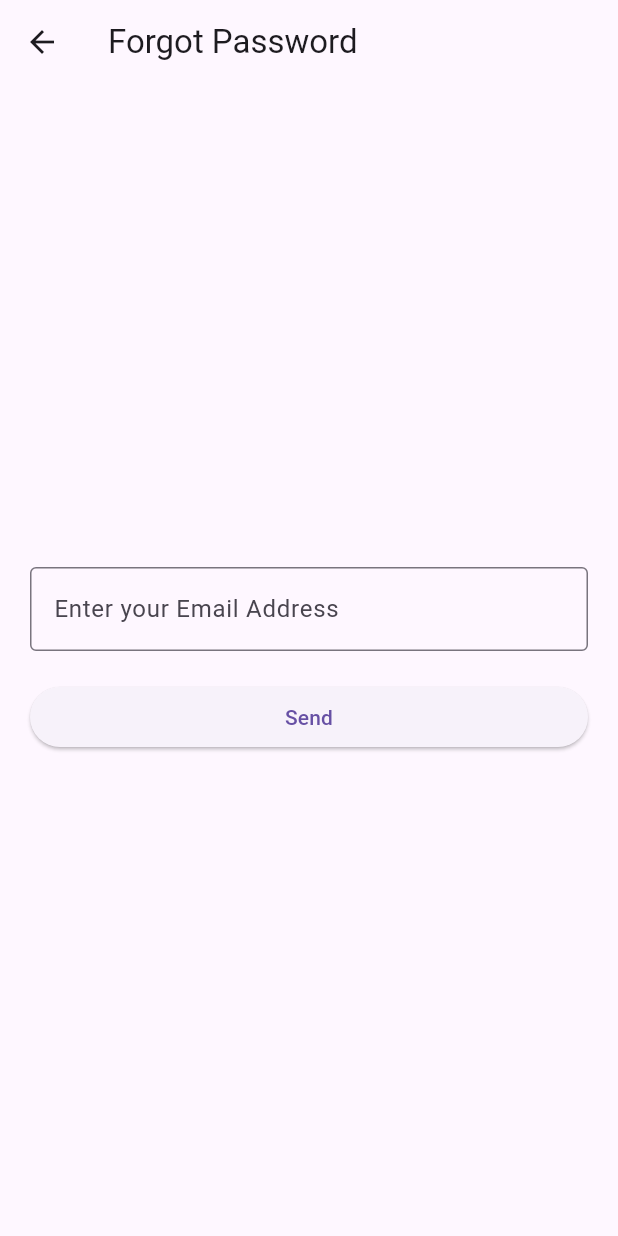
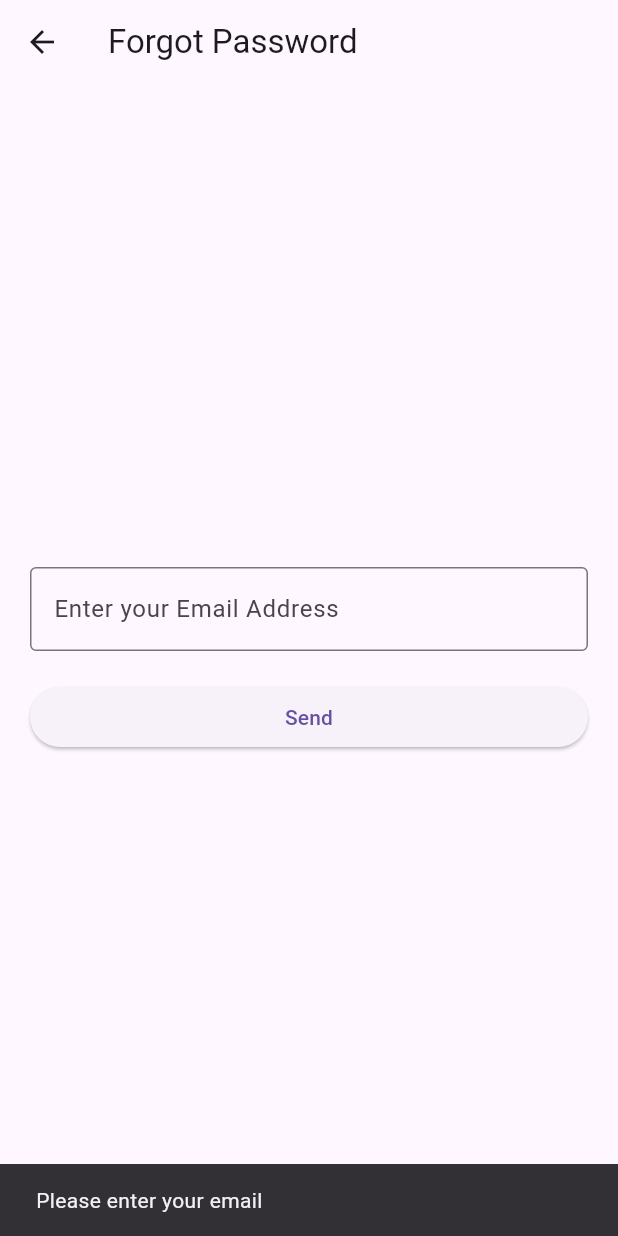
Before and after one commit to amrutjagadale/piecloud, a Flutter app: the forgotPasswordPage screen opened directly, after a tap on "Send", on a phone screen of 412 x 824 dp. Run offline on Flutter 3.47's test engine with Material 3 defaults, Android fonts, the phone set to English and light mode, and no system bars; our stand-ins replace device_preview, firebase_auth, firebase_core, google_maps_flutter, shared_preferences; accounts and stored records are empty; network calls fail.

```diff
--- a/lib/forgotPasswordPage.dart
+++ b/lib/forgotPasswordPage.dart
@@ -1,8 +1,37 @@
-
+import 'package:firebase_auth/firebase_auth.dart';
 import 'package:flutter/material.dart';
 
-// Forgot Password Page
-class forgotPasswordPage extends StatelessWidget {
+class forgotPasswordPage extends StatefulWidget {
+  @override
+  _ForgotPasswordPageState createState() => _ForgotPasswordPageState();
+}
+
+class _ForgotPasswordPageState extends State<forgotPasswordPage> {
+  final TextEditingController _emailController = TextEditingController();
+  final FirebaseAuth _auth = FirebaseAuth.instance;
+
+  Future<void> _resetPassword() async {
+    String email = _emailController.text.trim();
+
+    if (email.isEmpty) {
+      ScaffoldMessenger.of(context).showSnackBar(
+        SnackBar(content: Text("Please enter your email")),
+      );
+      return;
+    }
+
+    try {
+      await _auth.sendPasswordResetEmail(email: email);
+      ScaffoldMessenger.of(context).showSnackBar(
+        SnackBar(content: Text("Password reset link sent to your email")),
+      );
+    } catch (e) {
+      ScaffoldMessenger.of(context).showSnackBar(
+        SnackBar(content: Text("Error: ${e.toString()}")),
+      );
+    }
+  }
+
   @override
   Widget build(BuildContext context) {
     return Scaffold(
@@ -13,6 +42,8 @@ class forgotPasswordPage extends StatelessWidget {
           mainAxisAlignment: MainAxisAlignment.center,
           children: [
             TextField(
+              controller: _emailController,
+              keyboardType: TextInputType.emailAddress,
               decoration: InputDecoration(
                 hintText: "Enter your Email Address",
                 border: OutlineInputBorder(),
@@ -22,9 +53,7 @@ class forgotPasswordPage extends StatelessWidget {
             SizedBox(
               width: double.infinity,
               child: ElevatedButton(
-                onPressed: () {
-                  // Handle forgot password logic
-                },
+                onPressed: _resetPassword,
                 child: Text("Send"),
               ),
             ),
```
Also changed, not shown: lib/HomePage.dart (deleted, +0 -13 lines), lib/HomeScreen.dart (added, +59 -0 lines), lib/Login.dart (+52 -24 lines), lib/MapPage.dart (added, +122 -0 lines), pubspec.yaml (+8 -2 lines), assets/images/camera_icon.png (added), pubspec.lock, 2 other files.
